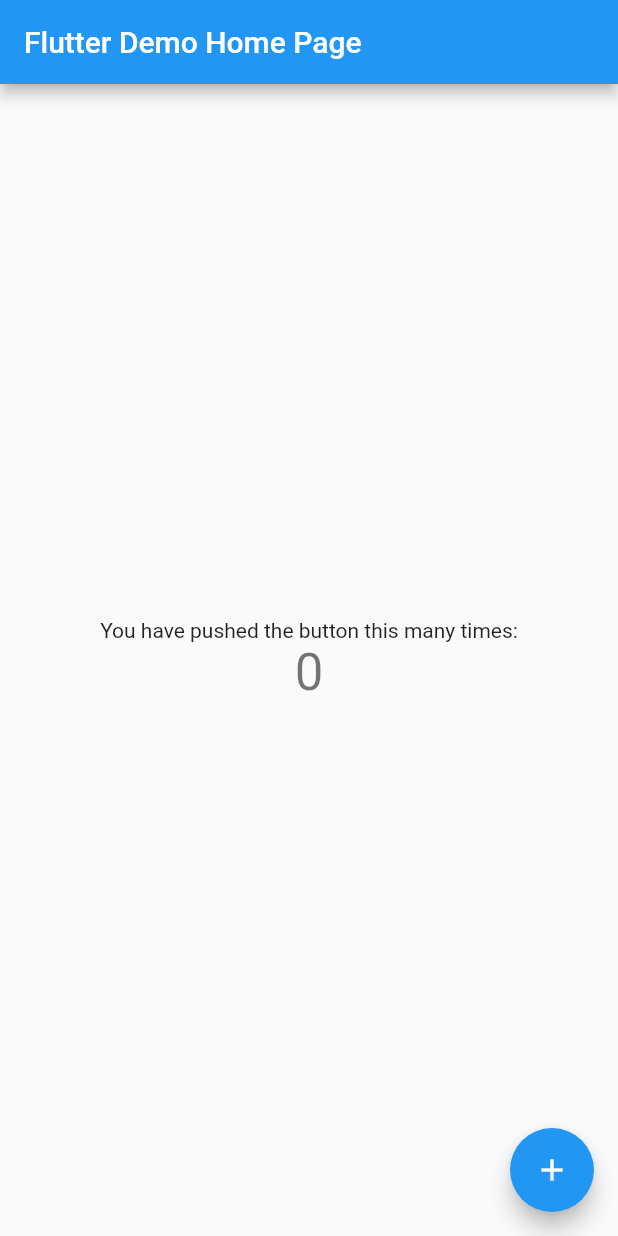
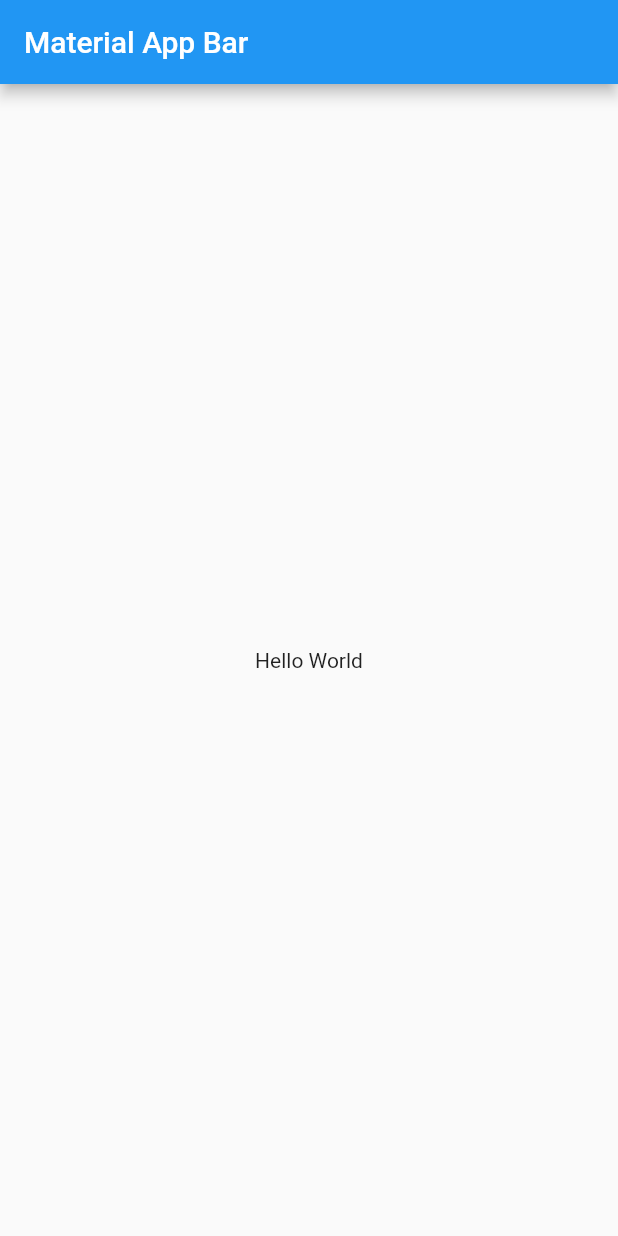
Before and after one commit to devmvk/flutter_boilerplate, a Flutter app: the screen it shows after launch, on a phone screen of 412 x 824 dp. Run offline on Flutter 3.47's test engine with Material 2 defaults, Android fonts, the phone set to English and light mode, and no system bars.

Commit message:
folder structure

```diff
--- a/lib/main.dart
+++ b/lib/main.dart
@@ -1,111 +1,22 @@
 import 'package:flutter/material.dart';
 
-void main() => runApp(MyApp());
+void main() => runApp(Devmvk());
 
-class MyApp extends StatelessWidget {
-  // This widget is the root of your application.
+class Devmvk extends StatelessWidget {
   @override
   Widget build(BuildContext context) {
     return MaterialApp(
-      title: 'Flutter Demo',
-      theme: ThemeData(
-        // This is the theme of your application.
-        //
-        // Try running your application with "flutter run". You'll see the
-        // application has a blue toolbar. Then, without quitting the app, try
-        // changing the primarySwatch below to Colors.green and then invoke
-        // "hot reload" (press "r" in the console where you ran "flutter run",
-        // or simply save your changes to "hot reload" in a Flutter IDE).
-        // Notice that the counter didn't reset back to zero; the application
-        // is not restarted.
-        primarySwatch: Colors.blue,
+      title: 'Material App',
+      home: Scaffold(
+        appBar: AppBar(
+          title: Text('Material App Bar'),
+        ),
+        body: Center(
+          child: Container(
+            child: Text('Hello World'),
+          ),
+        ),
       ),
-      home: MyHomePage(title: 'Flutter Demo Home Page'),
     );
   }
 }
-
-class MyHomePage extends StatefulWidget {
-  MyHomePage({Key key, this.title}) : super(key: key);
-
-  // This widget is the home page of your application. It is stateful, meaning
-  // that it has a State object (defined below) that contains fields that affect
-  // how it looks.
-
-  // This class is the configuration for the state. It holds the values (in this
-  // case the title) provided by the parent (in this case the App widget) and
-  // used by the build method of the State. Fields in a Widget subclass are
-  // always marked "final".
-
-  final String title;
-
-  @override
-  _MyHomePageState createState() => _MyHomePageState();
-}
-
-class _MyHomePageState extends State<MyHomePage> {
-  int _counter = 0;
-
-  void _incrementCounter() {
-    setState(() {
-      // This call to setState tells the Flutter framework that something has
-      // changed in this State, which causes it to rerun the build method below
-      // so that the display can reflect the updated values. If we changed
-      // _counter without calling setState(), then the build method would not be
-      // called again, and so nothing would appear to happen.
-      _counter++;
-    });
-  }
-
-  @override
-  Widget build(BuildContext context) {
-    // This method is rerun every time setState is called, for instance as done
-    // by the _incrementCounter method above.
-    //
-    // The Flutter framework has been optimized to make rerunning build methods
-    // fast, so that you can just rebuild anything that needs updating rather
-    // than having to individually change instances of widgets.
-    return Scaffold(
-      appBar: AppBar(
-        // Here we take the value from the MyHomePage object that was created by
-        // the App.build method, and use it to set our appbar title.
-        title: Text(widget.title),
-      ),
-      body: Center(
-        // Center is a layout widget. It takes a single child and positions it
-        // in the middle of the parent.
-        child: Column(
-          // Column is also a layout widget. It takes a list of children and
-          // arranges them vertically. By default, it sizes itself to fit its
-          // children horizontally, and tries to be as tall as its parent.
-          //
-          // Invoke "debug painting" (press "p" in the console, choose the
-          // "Toggle Debug Paint" action from the Flutter Inspector in Android
-          // Studio, or the "Toggle Debug Paint" command in Visual Studio Code)
-          // to see the wireframe for each widget.
-          //
-          // Column has various properties to control how it sizes itself and
-          // how it positions its children. Here we use mainAxisAlignment to
-          // center the children vertically; the main axis here is the vertical
-          // axis because Columns are vertical (the cross axis would be
-          // horizontal).
-          mainAxisAlignment: MainAxisAlignment.center,
-          children: <Widget>[
-            Text(
-              'You have pushed the button this many times:',
-            ),
-            Text(
-              '$_counter',
-              style: Theme.of(context).textTheme.display1,
-            ),
-          ],
-        ),
-      ),
-      floatingActionButton: FloatingActionButton(
-        onPressed: _incrementCounter,
-        tooltip: 'Increment',
-        child: Icon(Icons.add),
-      ), // This trailing comma makes auto-formatting nicer for build methods.
-    );
-  }
-}
```
Also changed, not shown: lib/appconfig.dart (added), lib/blocs/authentication_bloc.dart (added), lib/common_widgets/widgets.dart (added), lib/models/user.dart (added), lib/screens/authentication_screen.dart (added), 1 other file.
